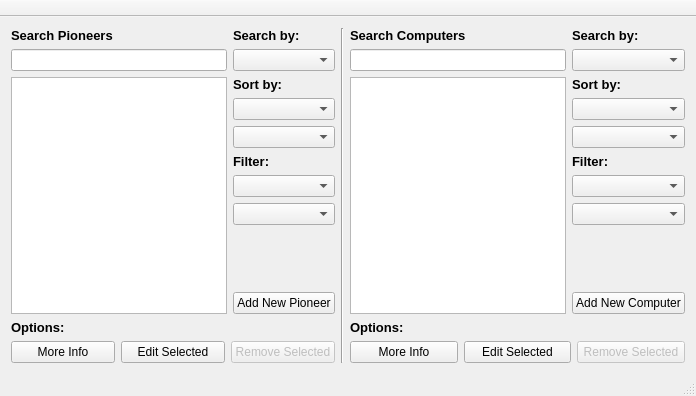
Before: the Qt Designer form vika3/mainwindow.ui in hlynurstef/Verklegt-namskeid-1-vika-3, drawn with Qt 5.
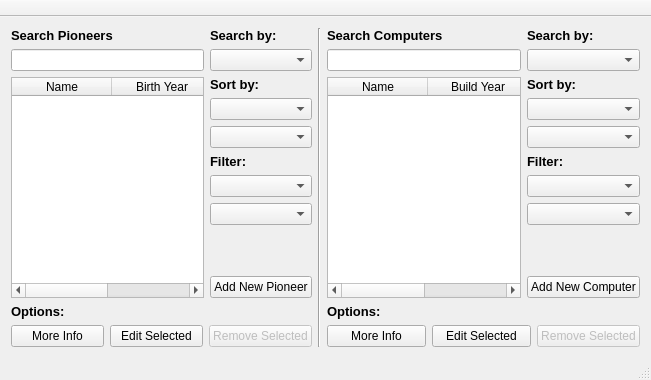
After: the same form once the commit is applied.

Commit message: replaced list with table, now displays name and year of birth/year of build

The edit to the form file:
```diff
--- a/vika3/mainwindow.ui
+++ b/vika3/mainwindow.ui
@@ -6,8 +6,8 @@
    <rect>
     <x>0</x>
     <y>0</y>
-    <width>696</width>
-    <height>396</height>
+    <width>651</width>
+    <height>380</height>
    </rect>
   </property>
   <property name="windowTitle">
@@ -16,11 +16,11 @@
   <widget class="QWidget" name="centralWidget">
    <layout class="QHBoxLayout" name="horizontalLayout_5">
     <item>
-     <layout class="QVBoxLayout" name="verticalLayout_8">
+     <layout class="QVBoxLayout" name="verticalLayout_6">
       <item>
        <layout class="QHBoxLayout" name="horizontalLayout_2">
         <item>
-         <layout class="QVBoxLayout" name="verticalLayout_4">
+         <layout class="QVBoxLayout" name="verticalLayout_2">
           <item>
            <widget class="QLabel" name="label_search_pioneers">
             <property name="text">
@@ -36,13 +36,26 @@
            </widget>
           </item>
           <item>
-           <widget class="QListWidget" name="list_pioneers">
-            <property name="minimumSize">
-             <size>
-              <width>200</width>
-              <height>216</height>
-             </size>
+           <widget class="QTableWidget" name="table_pioneers">
+            <property name="selectionBehavior">
+             <enum>QAbstractItemView::SelectRows</enum>
             </property>
+            <attribute name="horizontalHeaderStretchLastSection">
+             <bool>true</bool>
+            </attribute>
+            <attribute name="verticalHeaderVisible">
+             <bool>false</bool>
+            </attribute>
+            <column>
+             <property name="text">
+              <string>Name</string>
+             </property>
+            </column>
+            <column>
+             <property name="text">
+              <string>Birth Year</string>
+             </property>
+            </column>
            </widget>
           </item>
          </layout>
@@ -193,11 +206,11 @@
      </widget>
     </item>
     <item>
-     <layout class="QVBoxLayout" name="verticalLayout_6">
+     <layout class="QVBoxLayout" name="verticalLayout_8">
       <item>
        <layout class="QHBoxLayout" name="horizontalLayout_4">
         <item>
-         <layout class="QVBoxLayout" name="verticalLayout_2">
+         <layout class="QVBoxLayout" name="verticalLayout_4">
           <item>
            <widget class="QLabel" name="label_search_computers">
             <property name="text">
@@ -213,13 +226,29 @@
            </widget>
           </item>
           <item>
-           <widget class="QListWidget" name="list_computers">
-            <property name="minimumSize">
-             <size>
-              <width>201</width>
-              <height>215</height>
-             </size>
+           <widget class="QTableWidget" name="table_computers">
+            <property name="editTriggers">
+             <set>QAbstractItemView::NoEditTriggers</set>
             </property>
+            <property name="selectionBehavior">
+             <enum>QAbstractItemView::SelectRows</enum>
+            </property>
+            <attribute name="horizontalHeaderStretchLastSection">
+             <bool>true</bool>
+            </attribute>
+            <attribute name="verticalHeaderVisible">
+             <bool>false</bool>
+            </attribute>
+            <column>
+             <property name="text">
+              <string>Name</string>
+             </property>
+            </column>
+            <column>
+             <property name="text">
+              <string>Build Year</string>
+             </property>
+            </column>
            </widget>
           </item>
          </layout>
```
Left out of the diff: 2 changed lines with no effect on the pictures. The commit also changes 2 other files.
